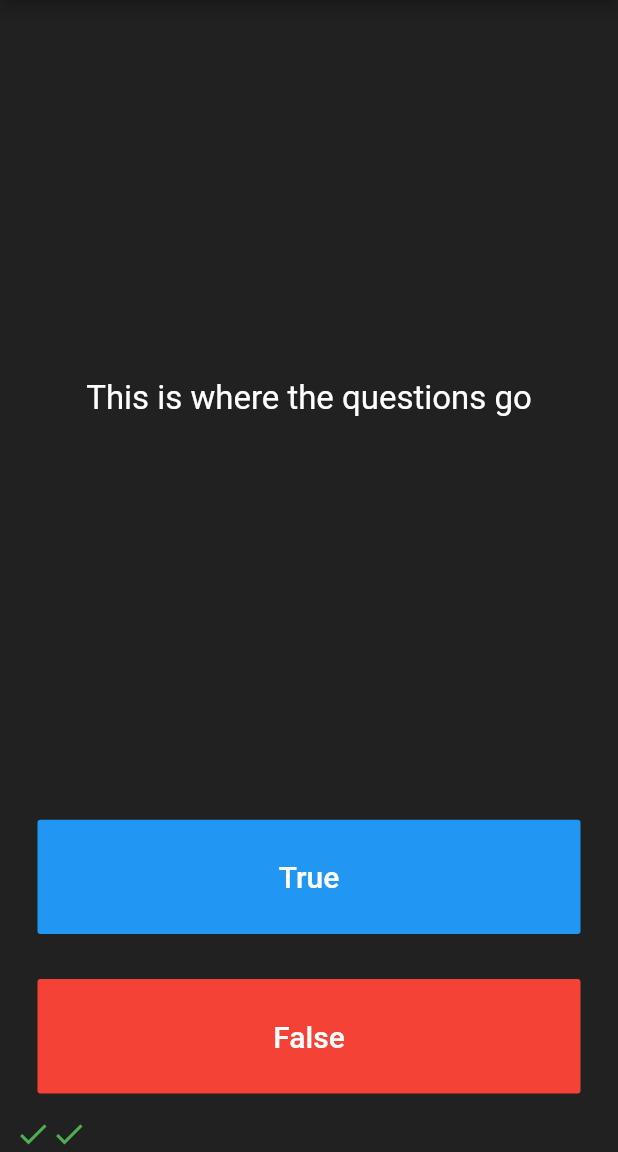
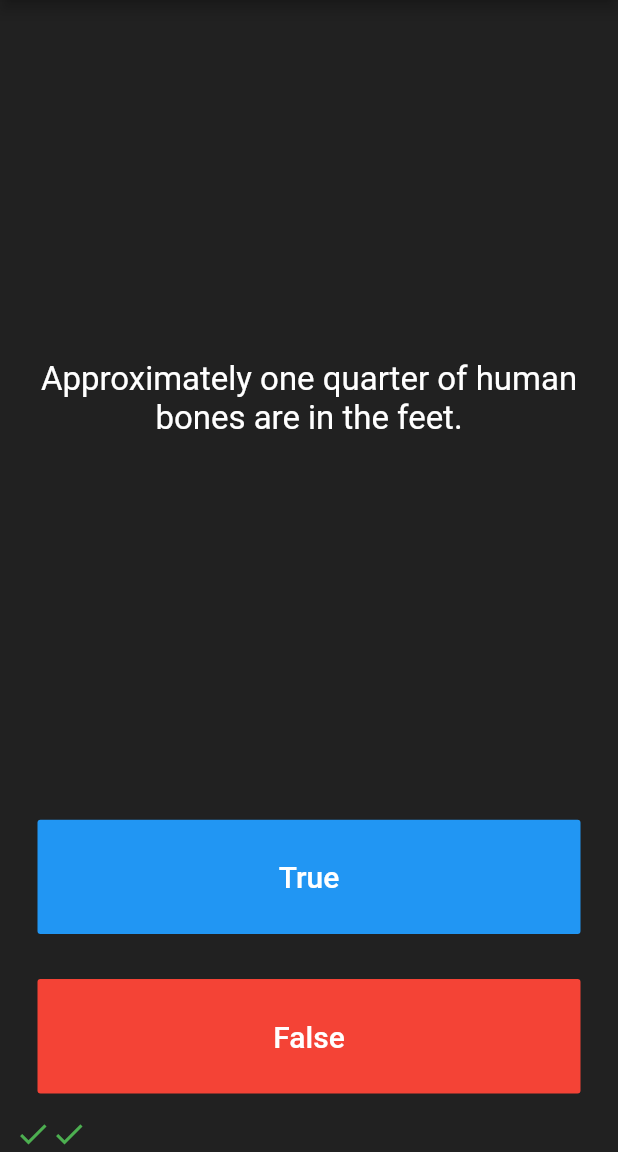
Before and after one commit to roshansingh98/quizzler_app, a Flutter app: the screen it shows after launch, after a tap on "True", after a tap on "False", on a phone screen of 412 x 824 dp, the part 84-1236 px from its top. Run offline on Flutter 3.47's test engine with Material 2 defaults, Android fonts, the phone set to English and light mode, and no system bars.

Commit message:
second commit

```diff
--- a/lib/main.dart
+++ b/lib/main.dart
@@ -1,5 +1,9 @@
 import 'package:flutter/cupertino.dart';
 import 'package:flutter/material.dart';
+import 'questionBank.dart';
+
+QuestionBank questionBank =
+    QuestionBank(); // Helps in abstraction of question and answer list
 
 void main() {
   runApp(Quizzler());
@@ -33,12 +37,32 @@ class QuizPage extends StatefulWidget {
 }
 
 class _QuizPageState extends State<QuizPage> {
-  List<Icon> scoreKeeper = [
-    Icon(
-      Icons.check,
-      color: Colors.green,
-    ),
-  ];
+  List<Icon> scoreKeeper = [];
+
+//  List<String> questionList = [
+//    'You can lead a cow down stairs but not up stairs.',
+//    'Approximately one quarter of human bones are in the feet.',
+//    'A slug\'s blood is green.'
+//  ];
+//
+//  List<bool> answers = [false, true, true];
+
+  nextQuest() {
+    setState(() {
+      questionBank.nextQuestion();
+    });
+  }
+
+  answerChecking(bool buttonPressed) {
+    setState(() {
+      if (buttonPressed == questionBank.getAnswer()) {
+        scoreKeeper.add(Icon(Icons.check, color: Colors.green));
+      } else {
+        scoreKeeper.add(Icon(Icons.close, color: Colors.red));
+      }
+    });
+  }
+
   @override
   Widget build(BuildContext context) {
     return Column(
@@ -51,7 +75,8 @@ class _QuizPageState extends State<QuizPage> {
             padding: EdgeInsets.all(10.0),
             child: Center(
               child: Text(
-                "This is where the questions go",
+                questionBank.getQuestionText(),
+                textAlign: TextAlign.center,
                 style: TextStyle(
                   fontSize: 22.0,
                   color: Colors.white,
@@ -71,11 +96,8 @@ class _QuizPageState extends State<QuizPage> {
                 style: TextStyle(color: Colors.white, fontSize: 20.0),
               ),
               onPressed: () {
-                setState(() {
-                  scoreKeeper.add(
-                    Icon(Icons.check, color: Colors.green),
-                  );
-                });
+                answerChecking(true);
+                nextQuest();
               },
             ),
           ),
@@ -90,7 +112,10 @@ class _QuizPageState extends State<QuizPage> {
                 "False",
                 style: TextStyle(color: Colors.white, fontSize: 20.0),
               ),
-              onPressed: () {},
+              onPressed: () {
+                answerChecking(false);
+                nextQuest();
+              },
             ),
           ),
         ), //False
--- /dev/null
+++ b/lib/question.dart
@@ -0,0 +1,6 @@
+class Question {
+  String questions;
+  bool answers;
+
+  Question(this.questions, this.answers);
+}
--- /dev/null
+++ b/lib/questionBank.dart
@@ -0,0 +1,47 @@
+import 'question.dart';
+
+class QuestionBank {
+  int _questNo = 0;
+
+  List<Question> _questions = [
+    Question('Some cats are actually allergic to humans', true),
+    Question('You can lead a cow down stairs but not up stairs.', false),
+    Question('Approximately one quarter of human bones are in the feet.', true),
+    Question('A slug\'s blood is green.', true),
+    Question('Buzz Aldrin\'s mother\'s maiden name was \"Moon\".', true),
+    Question('It is illegal to pee in the Ocean in Portugal.', true),
+    Question(
+        'No piece of square dry paper can be folded in half more than 7 times.',
+        false),
+    Question(
+        'In London, UK, if you happen to die in the House of Parliament, you are technically entitled to a state funeral, because the building is considered too sacred a place.',
+        true),
+    Question(
+        'The loudest sound produced by any animal is 188 decibels. That animal is the African Elephant.',
+        false),
+    Question(
+        'The total surface area of two human lungs is approximately 70 square metres.',
+        true),
+    Question('Google was originally called \"Backrub\".', true),
+    Question(
+        'Chocolate affects a dog\'s heart and nervous system; a few ounces are enough to kill a small dog.',
+        true),
+    Question(
+        'In West Virginia, USA, if you accidentally hit an animal with your car, you are free to take it home to eat.',
+        true),
+  ];
+
+  void nextQuestion() {
+    if (_questNo < _questions.length - 1) {
+      _questNo++;
+    }
+  }
+
+  String getQuestionText() {
+    return _questions[_questNo].questions;
+  }
+
+  bool getAnswer() {
+    return _questions[_questNo].answers;
+  }
+}
```
